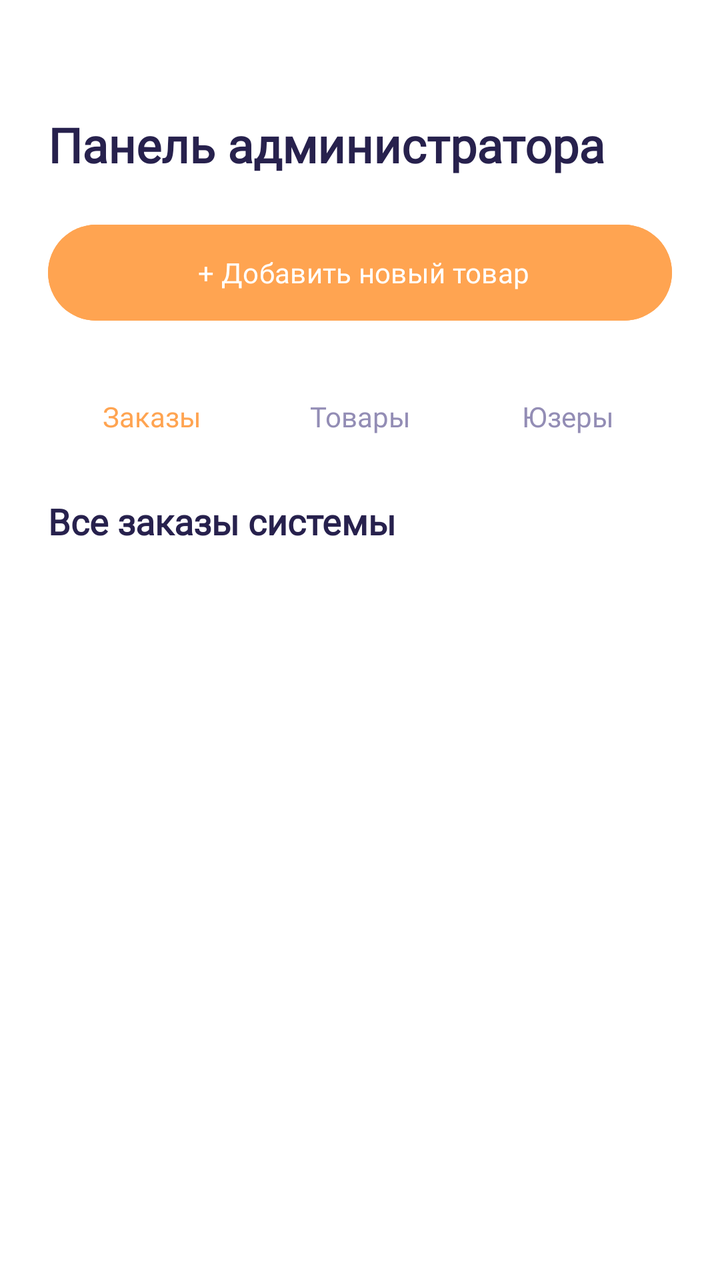
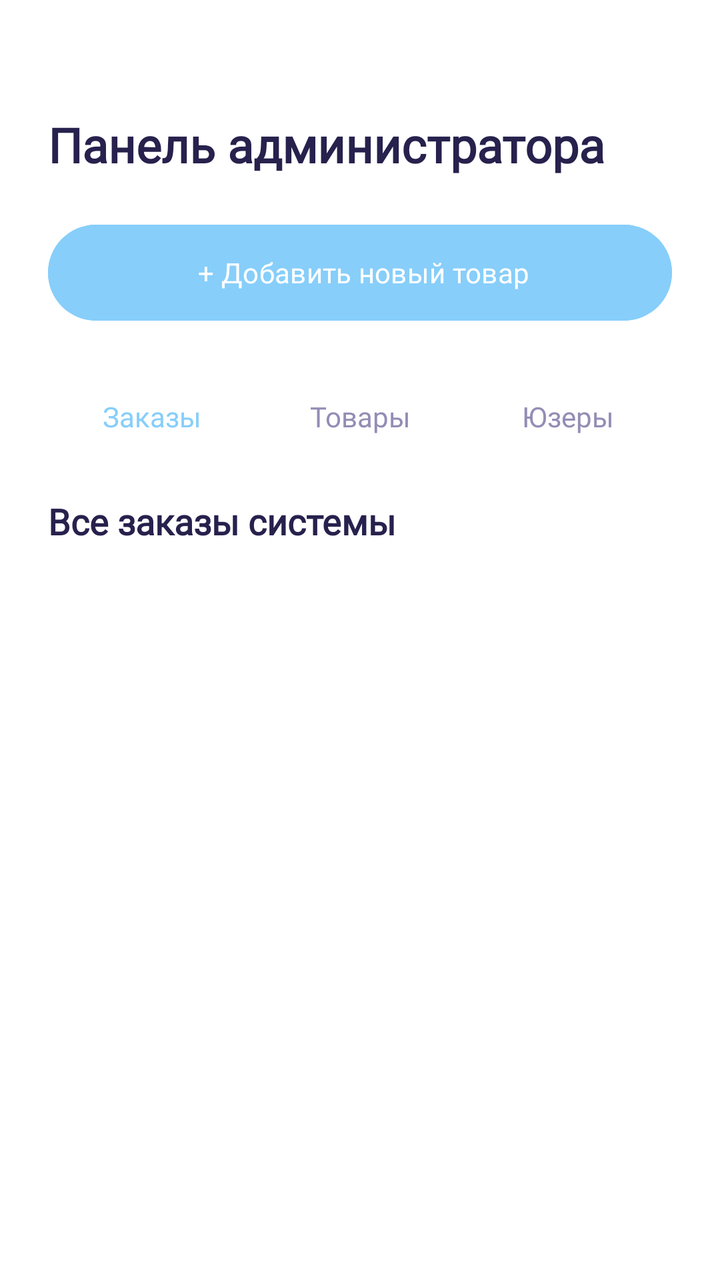

Screens rendered from an Android XML layout before and after an edit, with the pre-edit source and the edit as a unified diff.
<!-- AndroidManifest.xml: application theme Theme.Products24 -->
<!-- res/layout/activity_admin.xml -->
<?xml version="1.0" encoding="utf-8"?>
<androidx.constraintlayout.widget.ConstraintLayout
    xmlns:android="http://schemas.android.com/apk/res/android"
    xmlns:app="http://schemas.android.com/apk/res-auto"
    android:layout_width="match_parent"
    android:layout_height="match_parent"
    android:background="@color/white">

    <TextView
        android:id="@+id/adminTitle"
        android:layout_width="wrap_content"
        android:layout_height="wrap_content"
        android:layout_marginStart="24dp"
        android:layout_marginTop="56dp"
        android:fontFamily="@font/nun_med"
        android:text="Панель администратора"
        android:textColor="#27214D"
        android:textSize="24sp"
        android:textStyle="bold"
        app:layout_constraintStart_toStartOf="parent"
        app:layout_constraintTop_toTopOf="parent" />

    <Button
        android:id="@+id/btnGoToAddProduct"
        android:layout_width="0dp"
        android:layout_height="56dp"
        android:layout_marginHorizontal="24dp"
        android:layout_marginTop="20dp"
        android:backgroundTint="#FFA451"
        android:fontFamily="@font/nun_med"
        android:text=" + Добавить новый товар"
        android:textAllCaps="false"
        android:textColor="@color/white"
        app:layout_constraintEnd_toEndOf="parent"
        app:layout_constraintStart_toStartOf="parent"
        app:layout_constraintTop_toBottomOf="@id/adminTitle" />

    <LinearLayout
        android:id="@+id/tabButtonsContainer"
        android:layout_width="match_parent"
        android:layout_height="wrap_content"
        android:layout_marginHorizontal="24dp"
        android:layout_marginTop="20dp"
        android:orientation="horizontal"
        app:layout_constraintTop_toBottomOf="@id/btnGoToAddProduct">

        <Button
            android:id="@+id/btnShowOrders"
            style="?android:attr/borderlessButtonStyle"
            android:layout_width="0dp"
            android:layout_height="wrap_content"
            android:layout_weight="1"
            android:fontFamily="@font/nun_med"
            android:text="Заказы"
            android:textAllCaps="false"
            android:textColor="#FFA451"
            android:textSize="14sp" />

        <Button
            android:id="@+id/btnShowProducts"
            style="?android:attr/borderlessButtonStyle"
            android:layout_width="0dp"
            android:layout_height="wrap_content"
            android:layout_weight="1"
            android:fontFamily="@font/nun_med"
            android:text="Товары"
            android:textAllCaps="false"
            android:textColor="#938DB5"
            android:textSize="14sp" />

        <Button
            android:id="@+id/btnShowUsers"
            style="?android:attr/borderlessButtonStyle"
            android:layout_width="0dp"
            android:layout_height="wrap_content"
            android:layout_weight="1"
            android:fontFamily="@font/nun_med"
            android:text="Юзеры"
            android:textAllCaps="false"
            android:textColor="#938DB5"
            android:textSize="14sp" />
    </LinearLayout>

    <TextView
        android:id="@+id/orderListLabel"
        android:layout_width="wrap_content"
        android:layout_height="wrap_content"
        android:layout_marginStart="24dp"
        android:layout_marginTop="16dp"
        android:fontFamily="@font/nun_med"
        android:text="Все заказы системы"
        android:textColor="#27214D"
        android:textSize="18sp"
        android:textStyle="bold"
        app:layout_constraintStart_toStartOf="parent"
        app:layout_constraintTop_toBottomOf="@id/tabButtonsContainer" />

    <ScrollView
        android:layout_width="match_parent"
        android:layout_height="0dp"
        android:layout_marginTop="8dp"
        android:clipToPadding="false"
        app:layout_constraintBottom_toBottomOf="parent"
        app:layout_constraintTop_toBottomOf="@id/orderListLabel">

        <LinearLayout
            android:id="@+id/adminOrdersContainer"
            android:layout_width="match_parent"
            android:layout_height="wrap_content"
            android:orientation="vertical"
            android:paddingHorizontal="24dp"
            android:paddingBottom="32dp" />
    </ScrollView>

</androidx.constraintlayout.widget.ConstraintLayout>
<!-- resources referenced by this layout -->
<resources>
  <color name="white">#FFFFFFFF</color>
  <style name="Theme.Products24" parent="Base.Theme.Products24" />
  <style name="Base.Theme.Products24" parent="Theme.Material3.DayNight.NoActionBar">
          
          
      </style>
</resources>

<!-- the commit's change to res/layout/activity_admin.xml (unified diff, before → after) -->
@@ -26,7 +26,7 @@
         android:layout_height="56dp"
         android:layout_marginHorizontal="24dp"
         android:layout_marginTop="20dp"
-        android:backgroundTint="#FFA451"
+        android:backgroundTint="#87cefa"
         android:fontFamily="@font/nun_med"
         android:text=" + Добавить новый товар"
         android:textAllCaps="false"
@@ -53,7 +53,7 @@
             android:fontFamily="@font/nun_med"
             android:text="Заказы"
             android:textAllCaps="false"
-            android:textColor="#FFA451"
+            android:textColor="#87cefa"
             android:textSize="14sp" />
 
         <Button
